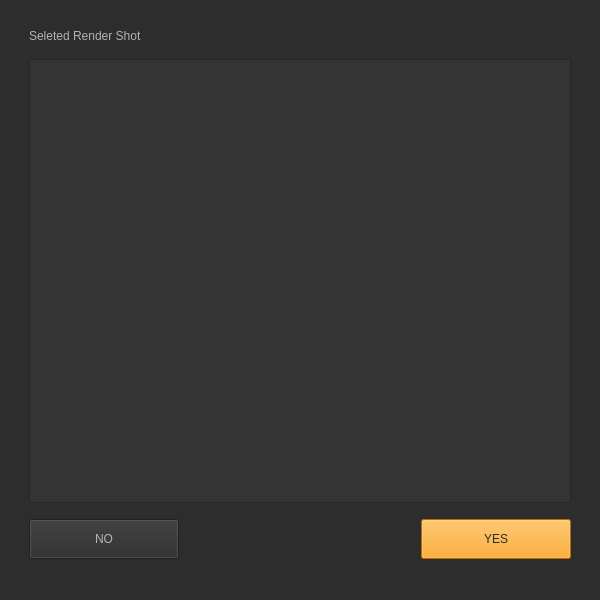
This is python/BlackPepper/ui/mvc_YN_3.ui in NetflixVFX-Ac/BlackPepper as Qt 5 draws it before an edit. The edited form follows.
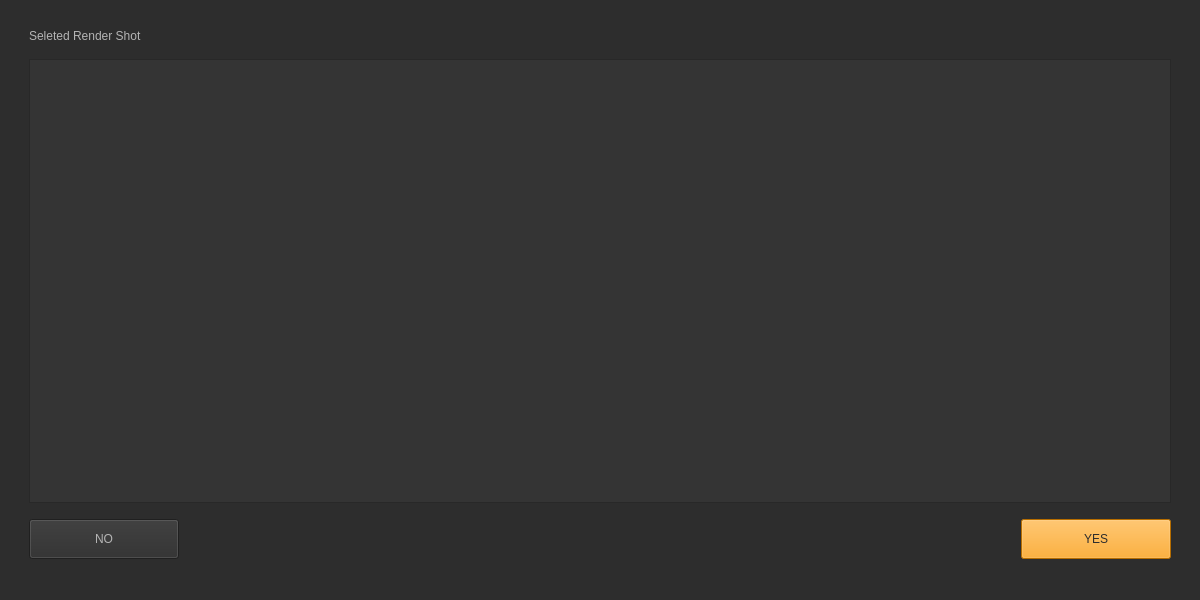
This is the edited form.

Commit message: add full path

```diff
--- a/python/BlackPepper/ui/mvc_YN_3.ui
+++ b/python/BlackPepper/ui/mvc_YN_3.ui
@@ -9,13 +9,13 @@
    <rect>
     <x>0</x>
     <y>0</y>
-    <width>600</width>
+    <width>1200</width>
     <height>600</height>
    </rect>
   </property>
   <property name="maximumSize">
    <size>
-    <width>600</width>
+    <width>1200</width>
     <height>600</height>
    </size>
   </property>
```
Left out of the diff: 2 changed lines with no effect on the pictures. The commit also changes 1 other file.
